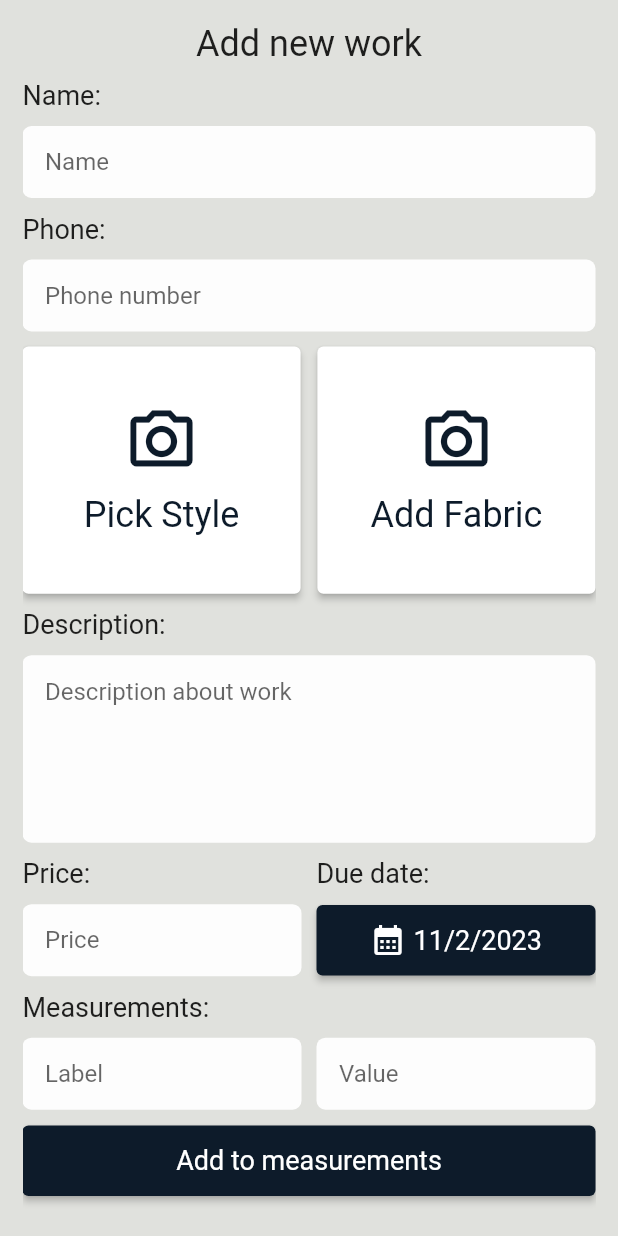
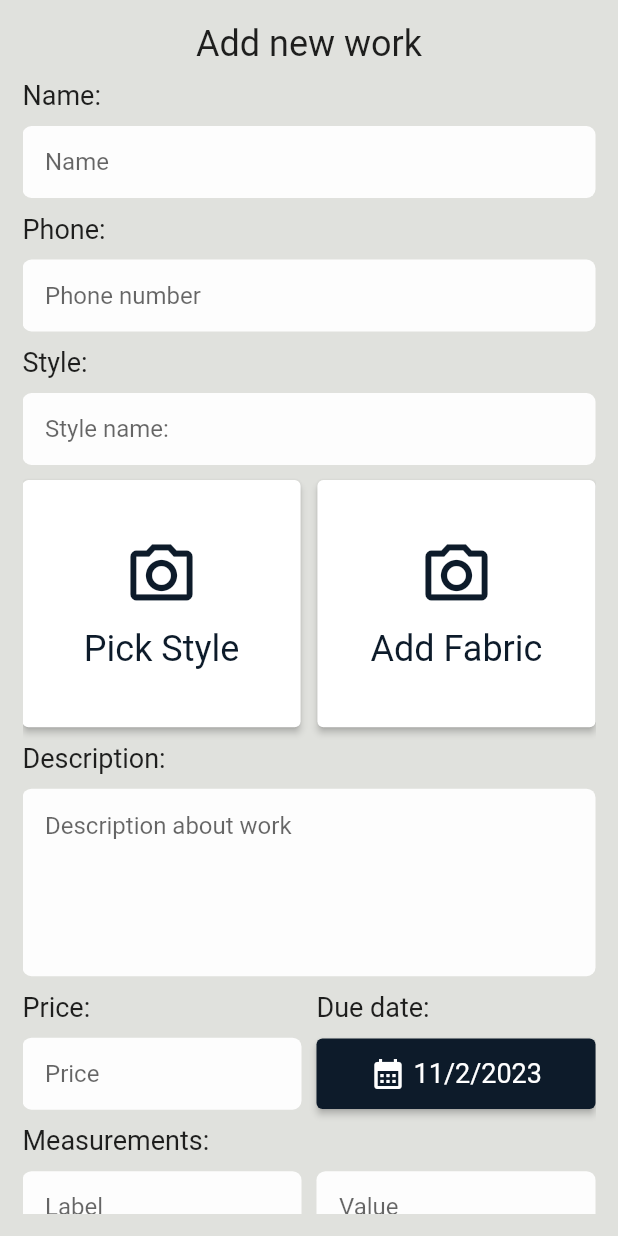
Before and after one commit to Genics85/tailor-app, a Flutter app: the AddPage screen opened directly, on a phone screen of 412 x 824 dp. Run offline on Flutter 3.47's test engine with Material 2 defaults, Android fonts, the phone set to English and light mode, and no system bars; our stand-ins replace image_picker; network calls fail.

Commit message:
style name and input added

```diff
--- a/lib/screens/add_page.dart
+++ b/lib/screens/add_page.dart
@@ -15,6 +15,7 @@ class AddPage extends StatefulWidget {
 class _AddPageState extends State<AddPage> {
   final TextEditingController _phoneController = TextEditingController();
   final TextEditingController _nameController = TextEditingController();
+  final TextEditingController _styleController = TextEditingController();
   final TextEditingController _priceController = TextEditingController();
   final TextEditingController _descriptionController = TextEditingController();
   final TextEditingController _labelController = TextEditingController();
@@ -69,6 +70,7 @@ class _AddPageState extends State<AddPage> {
   Widget build(BuildContext context) {
     Size size = MediaQuery.of(context).size;
     return SafeArea(
+        bottom: false,
         child: Scaffold(
           backgroundColor: AppColors.colorLight,
           body: Container(
@@ -124,6 +126,30 @@ class _AddPageState extends State<AddPage> {
                             contentPadding:
                                 const EdgeInsets.symmetric(horizontal: 15),
                             hintText: "Phone number")),
+                    const SizedBox(
+                      height: 10,
+                    ),
+                    const Align(
+                        alignment: Alignment.centerLeft,
+                        child: Text(
+                          "Style:",
+                          style: TextStyle(fontSize: 18),
+                        )),
+                    const SizedBox(
+                      height: 10,
+                    ),
+                    TextField(
+                        controller: _phoneController,
+                        decoration: InputDecoration(
+                            filled: true,
+                            fillColor: const Color.fromARGB(242, 255, 255, 255),
+                            border: OutlineInputBorder(
+                                borderRadius: BorderRadius.circular(6),
+                                borderSide: BorderSide.none),
+                            iconColor: AppColors.colorDark,
+                            contentPadding:
+                                const EdgeInsets.symmetric(horizontal: 15),
+                            hintText: "Style name:")),
                     const SizedBox(
                       height: 10,
                     ),
@@ -263,10 +289,12 @@ class _AddPageState extends State<AddPage> {
                                         fillColor: const Color.fromARGB(
                                             242, 255, 255, 255),
                                         border: OutlineInputBorder(
-                                        borderRadius: BorderRadius.circular(6),
+                                            borderRadius:
+                                                BorderRadius.circular(6),
                                             borderSide: BorderSide.none),
                                         iconColor: AppColors.colorDark,
-                                    contentPadding: const EdgeInsets.symmetric(
+                                        contentPadding:
+                                            const EdgeInsets.symmetric(
                                                 horizontal: 15),
                                         hintText: "Price"))
                               ],
@@ -291,8 +319,8 @@ class _AddPageState extends State<AddPage> {
                                 ElevatedButton(
                                     onPressed: () => pickDate(context),
                                     style: ElevatedButton.styleFrom(
-                                    minimumSize: Size(
-                                        size.width * 0.5, size.height * 0.057),
+                                        minimumSize: Size(size.width * 0.5,
+                                            size.height * 0.057),
                                         foregroundColor: Colors.white,
                                         backgroundColor: AppColors.colorDark,
                                         padding: const EdgeInsets.symmetric(
@@ -301,7 +329,8 @@ class _AddPageState extends State<AddPage> {
                                           fontSize: 18,
                                         )),
                                     child: Row(
-                                  mainAxisAlignment: MainAxisAlignment.center,
+                                      mainAxisAlignment:
+                                          MainAxisAlignment.center,
                                       children: [
                                         const Icon(Icons.calendar_month),
                                         const SizedBox(
@@ -375,8 +404,8 @@ class _AddPageState extends State<AddPage> {
                             onPressed: () => addToMeasurement(
                                 _labelController.text, _valueController.text),
                             style: ElevatedButton.styleFrom(
-                            minimumSize:
-                                Size(size.width * 0.95, size.height * 0.057),
+                                minimumSize: Size(
+                                    size.width * 0.95, size.height * 0.057),
                                 foregroundColor: Colors.white,
                                 backgroundColor: AppColors.colorDark,
                                 padding: const EdgeInsets.symmetric(
@@ -403,16 +432,17 @@ class _AddPageState extends State<AddPage> {
                                     debugPrint("clicked");
                                   },
                                   style: ElevatedButton.styleFrom(
-                                  minimumSize: Size(
-                                      size.width * 0.32, size.height * 0.057),
-                                  foregroundColor: Colors.white,
-                                  backgroundColor: AppColors.colorDark,
+                                      minimumSize: Size(size.width * 0.32,
+                                          size.height * 0.057),
+                                      foregroundColor: AppColors.colorDark,
+                                      backgroundColor: Colors.white,
                                       padding: const EdgeInsets.symmetric(
                                           horizontal: 10, vertical: 10),
                                       textStyle: const TextStyle(
                                         fontSize: 18,
                                       )),
-                              child: const Text('up'));
+                                  child: Text(
+                                      "${measurements[index][0]}  |  ${measurements[index][1]}"));
                             },
                           ),
                         )
```
Also changed, not shown: lib/screens/work_detail_page.dart (+44 -25 lines). Lines whose indentation alone changed are shown as unchanged.
